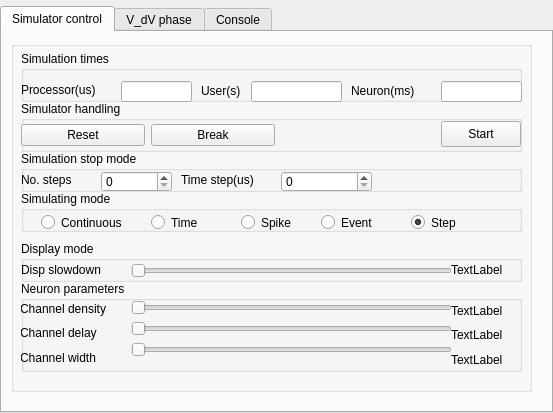
First picture: the form in code/QtGUI/neurontab.ui, repository jvegh/Dynamic-Abstract-Neural-Computing, before the edit.
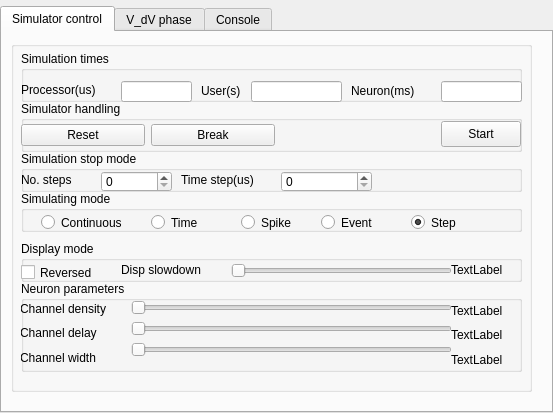
Second picture: the form after the edit. Custom widgets are drawn as their Qt base class.

The edit to the form file:
```diff
--- a/code/QtGUI/neurontab.ui
+++ b/code/QtGUI/neurontab.ui
@@ -79,7 +79,7 @@
                    <widget class="QLabel" name="DisplayLabel">
                     <property name="geometry">
                      <rect>
-                      <x>0</x>
+                      <x>100</x>
                       <y>20</y>
                       <width>111</width>
                       <height>18</height>
@@ -92,9 +92,9 @@
                    <widget class="QSlider" name="DisplaySlider">
                     <property name="geometry">
                      <rect>
-                      <x>110</x>
+                      <x>210</x>
                       <y>20</y>
-                      <width>321</width>
+                      <width>221</width>
                       <height>20</height>
                      </rect>
                     </property>
@@ -115,6 +115,19 @@
                      <string>TextLabel</string>
                     </property>
                    </widget>
+                   <widget class="QCheckBox" name="DisplayReversedBox">
+                    <property name="geometry">
+                     <rect>
+                      <x>0</x>
+                      <y>20</y>
+                      <width>91</width>
+                      <height>23</height>
+                     </rect>
+                    </property>
+                    <property name="text">
+                     <string>Reversed</string>
+                    </property>
+                   </widget>
                   </widget>
                   <widget class="QGroupBox" name="groupBox_2">
                    <property name="geometry">
```
